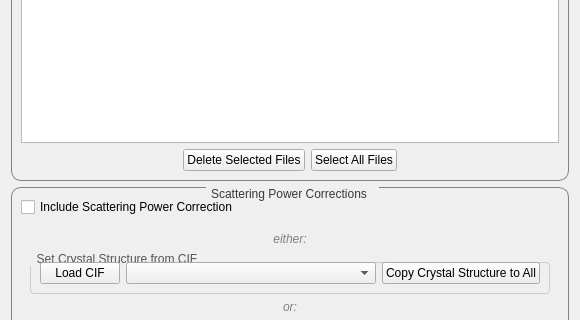
This is qt/python/mantidqtinterfaces/mantidqtinterfaces/Engineering/gui/engineering_diffraction/tabs/texture/texture_tab.ui in mantidproject/mantid as Qt 5 draws it before an edit; both pictures show x 0 to 580 and y 138 to 458 of the 580 by 708 pixel window. The edited form follows.
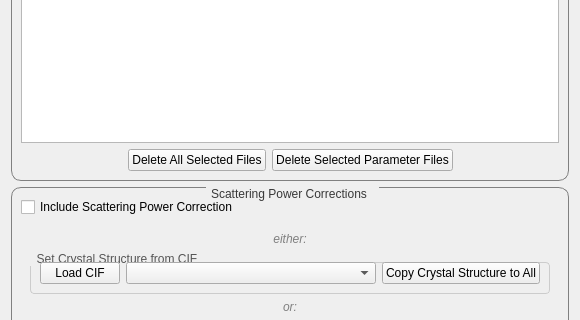
This is the edited form. Custom widgets are drawn as their Qt base class.

The edit to the form file:
```diff
--- a/qt/python/mantidqtinterfaces/mantidqtinterfaces/Engineering/gui/engineering_diffraction/tabs/texture/texture_tab.ui
+++ b/qt/python/mantidqtinterfaces/mantidqtinterfaces/Engineering/gui/engineering_diffraction/tabs/texture/texture_tab.ui
@@ -62,18 +62,32 @@
      </size>
     </property>
    </spacer>
-  </item>
-    <item>
-   <widget class="QPushButton" name="btn_deleteSelected">
-    <property name="text">
-     <string>Delete Selected Files</string>
-    </property>
-   </widget>
-  </item>
-  <item>
+        <item>
    <widget class="QPushButton" name="btn_selectAll">
     <property name="text">
      <string>Select All Files</string>
+    </property>
+   </widget>
+  </item>
+      <item>
+   <widget class="QPushButton" name="btn_deselectAll">
+    <property name="text">
+     <string>Deselect All Files</string>
+    </property>
+   </widget>
+  </item>
+  </item>
+    <item>
+   <widget class="QPushButton" name="btn_deleteSelected">
+    <property name="text">
+     <string>Delete All Selected Files</string>
+    </property>
+   </widget>
+  </item>
+     <item>
+   <widget class="QPushButton" name="btn_deleteSelectedParams">
+    <property name="text">
+     <string>Delete Selected Parameter Files</string>
     </property>
    </widget>
   </item>
```
